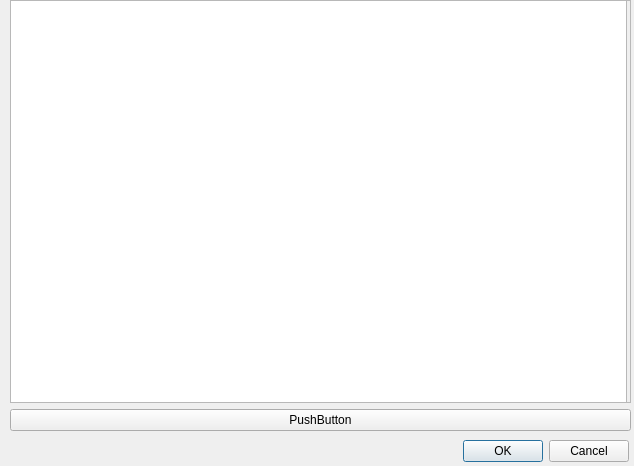
yenng/TaoBaoSearchMachine, file table_example.ui: the form before one commit.
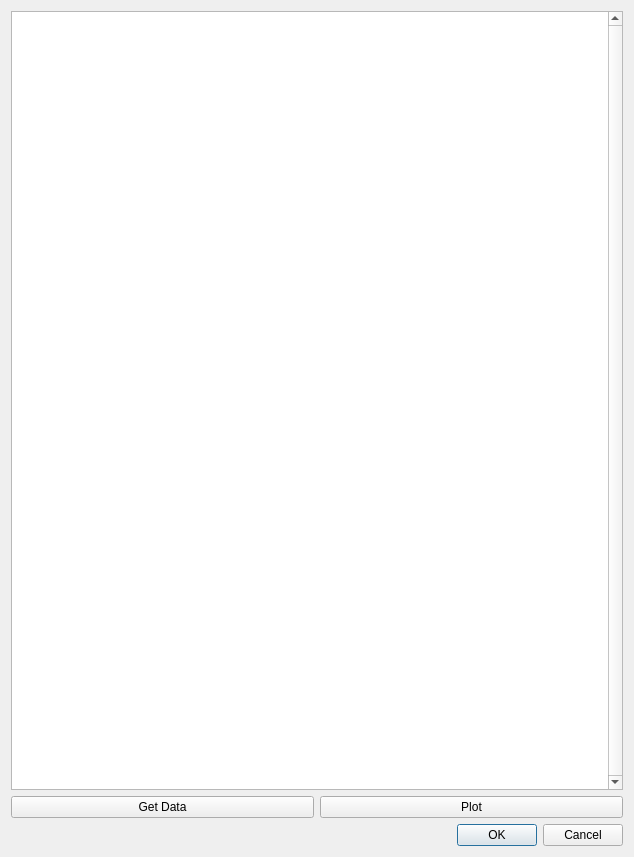
The form after the commit.

Diff of the .ui file:
```diff
--- a/table_example.ui
+++ b/table_example.ui
@@ -7,67 +7,47 @@
     <x>0</x>
     <y>0</y>
     <width>634</width>
-    <height>466</height>
+    <height>857</height>
    </rect>
   </property>
   <property name="windowTitle">
    <string>Dialog</string>
   </property>
-  <widget class="QWidget" name="">
-   <property name="geometry">
-    <rect>
-     <x>10</x>
-     <y>0</y>
-     <width>621</width>
-     <height>431</height>
-    </rect>
-   </property>
+  <layout class="QGridLayout" name="gridLayout">
+   <item row="0" column="0">
    <layout class="QVBoxLayout" name="verticalLayout">
     <item>
-     <widget class="QScrollArea" name="scrollArea">
-      <property name="widgetResizable">
-       <bool>true</bool>
-      </property>
-      <widget class="QWidget" name="scrollAreaWidgetContents">
-       <property name="geometry">
-        <rect>
-         <x>0</x>
-         <y>0</y>
-         <width>617</width>
-         <height>398</height>
-        </rect>
-       </property>
        <widget class="QTableWidget" name="tableWidget">
-        <property name="geometry">
-         <rect>
-          <x>-5</x>
-          <y>-9</y>
-          <width>621</width>
-          <height>491</height>
-         </rect>
-        </property>
-       </widget>
-      </widget>
-     </widget>
+       <property name="verticalScrollBarPolicy">
+        <enum>Qt::ScrollBarAlwaysOn</enum>
+       </property>
+       <property name="horizontalScrollBarPolicy">
+        <enum>Qt::ScrollBarAsNeeded</enum>
+       </property>
+      </widget>
+     </item>
+     <item>
+      <layout class="QHBoxLayout" name="horizontalLayout">
+       <item>
+        <widget class="QPushButton" name="getData">
+         <property name="text">
+          <string>Get Data</string>
+         </property>
+        </widget>
     </item>
     <item>
-     <widget class="QPushButton" name="pushButton">
+        <widget class="QPushButton" name="Plot">
       <property name="text">
-       <string>PushButton</string>
+          <string>Plot</string>
       </property>
      </widget>
     </item>
    </layout>
-  </widget>
+     </item>
+    </layout>
+   </item>
+   <item row="1" column="0">
   <widget class="QDialogButtonBox" name="buttonBox">
-   <property name="geometry">
-    <rect>
-     <x>10</x>
-     <y>440</y>
-     <width>619</width>
-     <height>23</height>
-    </rect>
-   </property>
    <property name="orientation">
     <enum>Qt::Horizontal</enum>
    </property>
@@ -75,12 +55,8 @@
     <set>QDialogButtonBox::Cancel|QDialogButtonBox::Ok</set>
    </property>
   </widget>
-  <zorder>scrollArea</zorder>
-  <zorder>widget</zorder>
-  <zorder>widget</zorder>
-  <zorder></zorder>
-  <zorder>tableWidget</zorder>
-  <zorder>buttonBox</zorder>
+   </item>
+  </layout>
  </widget>
  <resources/>
  <connections>
```
Left out of the diff: 32 changed lines with no effect on the pictures. Lines whose indentation alone changed are shown as unchanged.
